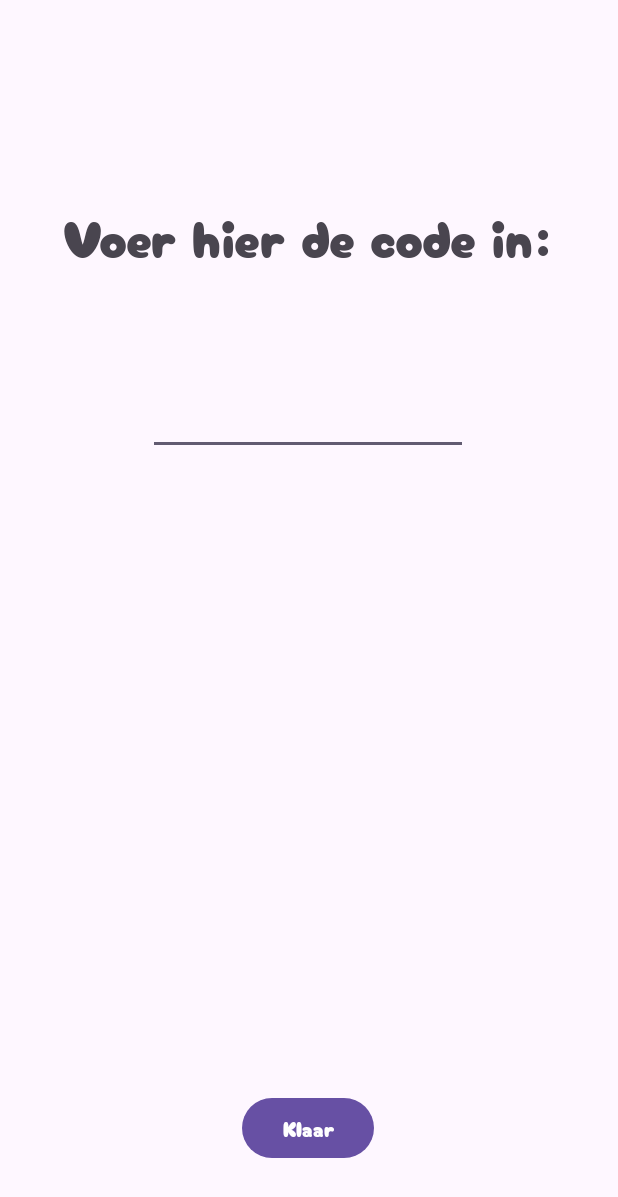
After one commit to Stefsk-glitch/App, an Android app: the CodeInputActivity screen opened directly, with no data from a screen before it, on a phone screen of 412 x 824 dp. The commit adds this screen. Shown: the top 1197 px of the screen. Run offline under Robolectric (Android 15) with nearby library versions, the phone set to English and light mode, and no system bars.

Commit message:
code now working before connecting

```diff
--- a/app/src/main/AndroidManifest.xml
+++ b/app/src/main/AndroidManifest.xml
@@ -39,6 +39,10 @@
             android:exported="false">
         </activity>
 
+        <activity android:name=".CodeInputActivity">
+
+        </activity>
+
     </application>
 
 </manifest>
--- /dev/null
+++ b/app/src/main/java/com/example/app/CodeInputActivity.java
@@ -0,0 +1,29 @@
+package com.example.app;
+
+import android.content.Intent;
+import android.os.Bundle;
+import android.view.View;
+import android.widget.TextView;
+
+import androidx.appcompat.app.AppCompatActivity;
+
+public class CodeInputActivity extends AppCompatActivity {
+    private TextView codeInput;
+
+    @Override
+    protected void onCreate(Bundle savedInstance) {
+        super.onCreate(savedInstance);
+        setContentView(R.layout.activity_code_input);
+        codeInput=findViewById(R.id.codeField);
+    }
+
+    public void onCodeInputButton(View v) {
+        if(codeInput.getText().toString().equals("7385")) {
+            Intent intent = new Intent(CodeInputActivity.this, LED_MatrixActivity.class);
+            startActivity(intent);
+            finish();
+        } else {
+            //melding met foute code
+        }
+    }
+}
--- a/app/src/main/java/com/example/app/MainActivity.java
+++ b/app/src/main/java/com/example/app/MainActivity.java
@@ -2,6 +2,7 @@ package com.example.app;
 
 import androidx.appcompat.app.AppCompatActivity;
 
+import android.app.Dialog;
 import android.content.Intent;
 import android.os.Bundle;
 import android.view.View;
@@ -20,7 +21,7 @@ public class MainActivity extends AppCompatActivity {
     }
 
     public void onWriteButton(View v) {
-        Intent intent = new Intent(this, LED_MatrixActivity.class);
+        Intent intent = new Intent(this, CodeInputActivity.class);
         startActivity(intent);
     }
 
--- /dev/null
+++ b/app/src/main/res/layout/activity_code_input.xml
@@ -0,0 +1,46 @@
+<?xml version="1.0" encoding="utf-8"?>
+<androidx.constraintlayout.widget.ConstraintLayout xmlns:android="http://schemas.android.com/apk/res/android"
+    xmlns:app="http://schemas.android.com/apk/res-auto"
+    xmlns:tools="http://schemas.android.com/tools"
+    android:layout_width="match_parent"
+    android:layout_height="match_parent">
+
+    <TextView
+        android:id="@+id/textView12"
+        android:layout_width="wrap_content"
+        android:layout_height="wrap_content"
+        android:layout_marginTop="132dp"
+        android:fontFamily="@font/cherrybomb"
+        android:text="Voer hier de code in:"
+        android:textSize="34sp"
+        app:layout_constraintEnd_toEndOf="parent"
+        app:layout_constraintHorizontal_bias="0.494"
+        app:layout_constraintStart_toStartOf="parent"
+        app:layout_constraintTop_toTopOf="parent" />
+
+    <EditText
+        android:id="@+id/codeField"
+        android:layout_width="wrap_content"
+        android:layout_height="wrap_content"
+        android:layout_marginTop="76dp"
+        android:ems="10"
+        android:inputType="number"
+        app:layout_constraintEnd_toEndOf="parent"
+        app:layout_constraintHorizontal_bias="0.497"
+        app:layout_constraintStart_toStartOf="parent"
+        app:layout_constraintTop_toBottomOf="@+id/textView12" />
+
+    <Button
+        android:id="@+id/submitCodeButton"
+        android:layout_width="wrap_content"
+        android:layout_height="wrap_content"
+        android:layout_marginBottom="48dp"
+        android:fontFamily="@font/cherrybomb"
+        android:onClick="onCodeInputButton"
+        android:text="Klaar"
+        app:layout_constraintBottom_toBottomOf="parent"
+        app:layout_constraintEnd_toEndOf="parent"
+        app:layout_constraintHorizontal_bias="0.498"
+        app:layout_constraintStart_toStartOf="parent" />
+
+</androidx.constraintlayout.widget.ConstraintLayout>
--- a/app/src/main/res/layout/activity_led_matrix.xml
+++ b/app/src/main/res/layout/activity_led_matrix.xml
@@ -20,6 +20,7 @@
     <TextView
         android:layout_width="match_parent"
         android:layout_height="wrap_content"
+        android:fontFamily="@font/cherrybomb"
         android:foregroundGravity="center"
         android:gravity="center"
         android:text="Teken het plaatje dat op het beeld staat"
@@ -38,15 +39,15 @@
         android:id="@+id/sendButton"
         android:layout_width="match_parent"
         android:layout_height="wrap_content"
-        android:text="Versturen"
-        />
+        android:fontFamily="@font/cherrybomb"
+        android:text="Versturen" />
 
     <Button
         android:id="@+id/backButton"
         android:layout_width="wrap_content"
         android:layout_height="wrap_content"
-        android:text="Terug"
-        />
+        android:fontFamily="@font/cherrybomb"
+        android:text="Terug" />
 
     <LinearLayout
         android:id="@+id/bottom_layout"
--- a/app/src/main/res/layout/activity_login.xml
+++ b/app/src/main/res/layout/activity_login.xml
@@ -22,6 +22,7 @@
         android:layout_width="wrap_content"
         android:layout_height="wrap_content"
         android:layout_marginTop="292dp"
+        android:fontFamily="@font/cherrybomb"
         android:text="Welkom!"
         android:textSize="48sp"
         android:textStyle="bold"
@@ -46,6 +47,7 @@
         android:layout_width="wrap_content"
         android:layout_height="wrap_content"
         android:layout_marginTop="48dp"
+        android:fontFamily="@font/cherrybomb"
         android:onClick="onSubmitButton"
         android:text="Verstuur"
         app:layout_constraintEnd_toEndOf="parent"
```
